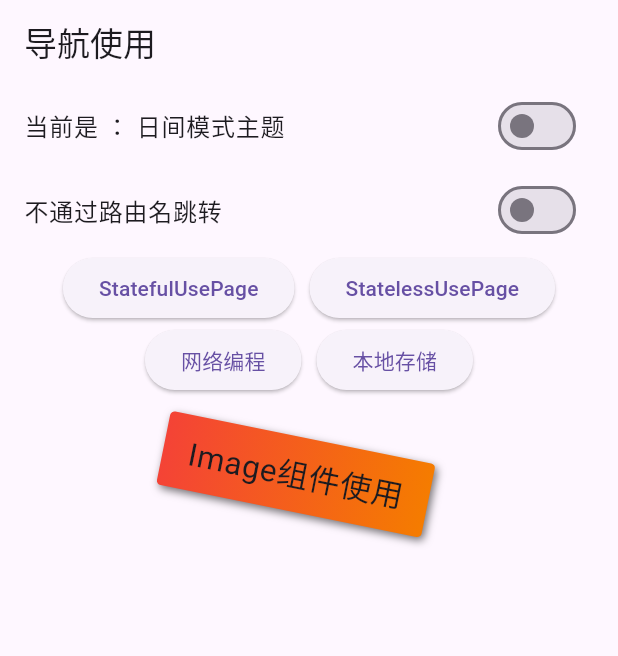
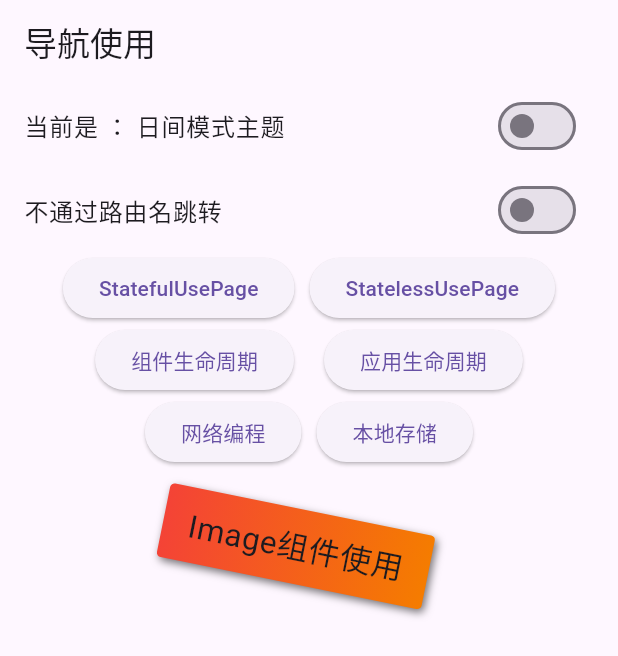
Before and after one commit to zhangbaoquan/fluttter_2025, a Flutter app: the screen it shows after launch, on a phone screen of 412 x 824 dp. Shown: the top 656 px of the screen. Run offline on Flutter 3.47's test engine with Material 3 defaults, Android fonts, the light colour scheme and no system bars; our stand-ins replace cached_network_image, shared_preferences, transparent_image.

Commit message:
1、补充生命周期监听的 demo

```diff
--- a/lib/main.dart
+++ b/lib/main.dart
@@ -1,5 +1,7 @@
 import 'package:flutter/material.dart';
 import 'package:fluttter_2025/sample/image_page.dart';
+import 'package:fluttter_2025/sample/lifecycle_app_page.dart';
+import 'package:fluttter_2025/sample/lifecycle_widget_page.dart';
 import 'package:fluttter_2025/sample/net_page.dart';
 import 'package:fluttter_2025/sample/sp_page.dart';
 import 'package:fluttter_2025/sample/stateful_page.dart';
@@ -39,8 +41,8 @@
         // 'gesture': (BuildContext context) => const GesturePage(),
         // 'res': (BuildContext context) => ResPage(),
         'image_use': (BuildContext context) => ImagePage(),
-        // 'lifecycle': (BuildContext context) => const WidgetLifecyclePage(),
-        // 'AppLifecycle': (BuildContext context) => const AppLifecyclePage(),
+        'lifecycle': (BuildContext context) => const WidgetLifecyclePage(),
+        'AppLifecycle': (BuildContext context) => const AppLifecyclePage(),
         // 'animate': (BuildContext context) => AnimatePage(),
         // 'animate2': (BuildContext context) => AnimateWidgetPage(),
         // 'animate3': (BuildContext context) => AnimateBuilderPage(),
@@ -129,23 +131,23 @@
         //     _item('手势处理', GesturePage(), 'gesture'),
         //   ],
         // ),
-        // Row(
-        //   mainAxisAlignment: MainAxisAlignment.center,
-        //   children: [
-        //     Padding(
-        //       padding: const EdgeInsets.symmetric(
-        //         horizontal: 10,
-        //       ),
-        //       child: _item('组件生命周期', WidgetLifecyclePage(), 'lifecycle'),
-        //     ),
-        //     Padding(
-        //       padding: const EdgeInsets.symmetric(
-        //         horizontal: 10,
-        //       ),
-        //       child: _item('应用生命周期', AppLifecyclePage(), 'AppLifecycle'),
-        //     ),
-        //   ],
-        // ),
+        Row(
+          mainAxisAlignment: MainAxisAlignment.center,
+          children: [
+            Padding(
+              padding: const EdgeInsets.symmetric(
+                horizontal: 10,
+              ),
+              child: _item('组件生命周期', WidgetLifecyclePage(), 'lifecycle'),
+            ),
+            Padding(
+              padding: const EdgeInsets.symmetric(
+                horizontal: 10,
+              ),
+              child: _item('应用生命周期', AppLifecyclePage(), 'AppLifecycle'),
+            ),
+          ],
+        ),
         // Wrap(
         //   direction: Axis.horizontal,
         //   alignment: WrapAlignment.center,
```
Also changed, not shown: lib/sample/lifecycle_app_page.dart (added, +62 -0 lines), lib/sample/lifecycle_widget_page.dart (added, +96 -0 lines).
